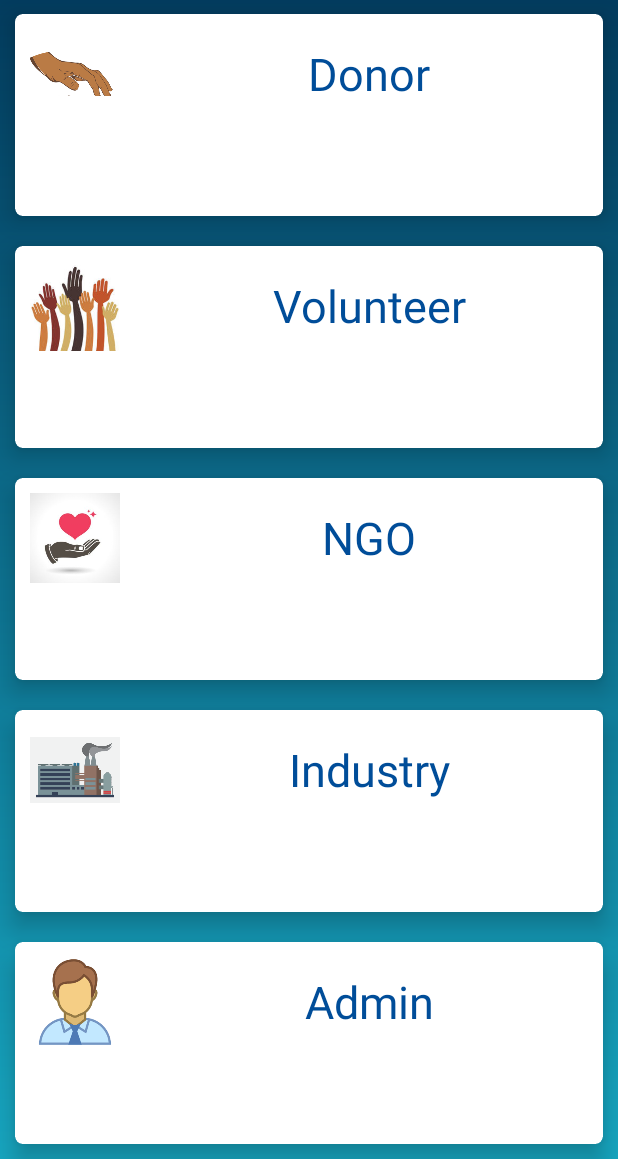
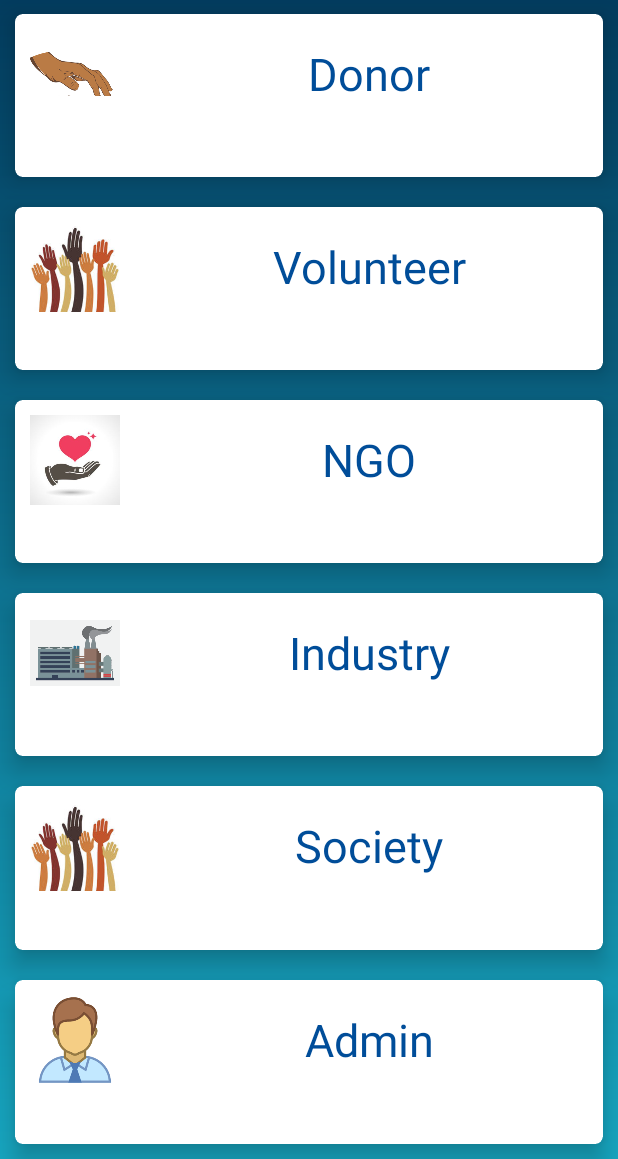
Before and after one commit to Jinay98/ECOllezione-Waste-Management, an Android app: the screen it shows after launch (Launcher), on a phone screen of 412 x 824 dp, the part 77-1236 px from its top. Run offline under Robolectric (Android 15) with nearby library versions, the phone set to English and light mode, and no system bars; our stand-ins replace Firebase (no records; nobody signed in at launch, a user with empty details on screens opened directly).

Commit message:
Society update

```diff
--- a/app/src/main/java/com/example/android/wastemanagement/Launcher.java
+++ b/app/src/main/java/com/example/android/wastemanagement/Launcher.java
@@ -13,7 +13,7 @@ public class Launcher extends AppCompatActivity {
 
     ProgressDialog loginProgress;
     private FirebaseAuth auth;
-    private CardView donor_card, volunteer_card, ngo_card, industry_card, admin_card;
+    private CardView donor_card, volunteer_card, ngo_card, industry_card, admin_card,society_card;
 
     @Override
     protected void onCreate(Bundle savedInstanceState) {
@@ -36,7 +36,7 @@ public class Launcher extends AppCompatActivity {
         ngo_card = findViewById(R.id.ngo_card);
         industry_card = findViewById(R.id.industry_card);
         admin_card = findViewById(R.id.admin_card);
-
+        society_card=findViewById(R.id.society_card);
         donor_card.setOnClickListener(new View.OnClickListener() {
             @Override
             public void onClick(View view) {
@@ -71,6 +71,14 @@ public class Launcher extends AppCompatActivity {
                 startActivity(intent);
             }
         });
+        society_card.setOnClickListener(new View.OnClickListener() {
+            @Override
+            public void onClick(View view) {
+                Intent intent = new Intent(Launcher.this,Register.class);
+                intent.putExtra("type","society");
+                startActivity(intent);
+            }
+        });
         admin_card.setOnClickListener(new View.OnClickListener() {
             @Override
             public void onClick(View view) {
@@ -80,5 +88,6 @@ public class Launcher extends AppCompatActivity {
             }
         });
 
+
     }
 }
--- a/app/src/main/res/layout/activity_launcher.xml
+++ b/app/src/main/res/layout/activity_launcher.xml
@@ -24,7 +24,7 @@
         android:layout_width="match_parent"
         android:layout_height="match_parent"
         android:orientation="vertical"
-        android:weightSum="5">
+        android:weightSum="6">
         <android.support.v7.widget.CardView
             android:id="@+id/donor_card"
             android:layout_width="match_parent"
@@ -151,6 +151,37 @@
         </android.support.v7.widget.CardView>
 
         <android.support.v7.widget.CardView
+            android:id="@+id/society_card"
+            android:layout_width="match_parent"
+            android:layout_height="wrap_content"
+            android:layout_margin="10dp"
+            app:cardCornerRadius="5dp"
+            app:cardElevation="10dp"
+            android:clickable="true"
+            android:layout_weight="1">
+
+            <LinearLayout
+                android:layout_width="match_parent"
+                android:layout_height="wrap_content"
+                android:orientation="horizontal">
+
+                <ImageView
+                    android:layout_width="80dp"
+                    android:layout_height="80dp"
+                    android:padding="10dp"
+                    app:srcCompat="@drawable/volunteer2" />
+                <TextView
+                    android:layout_width="match_parent"
+                    android:layout_height="wrap_content"
+                    android:text="Society"
+                    android:layout_gravity="center_horizontal|center_vertical"
+                    android:gravity="center_horizontal"
+                    android:textColor="@color/colorAccent"
+                    android:textSize="30sp" />
+            </LinearLayout>
+        </android.support.v7.widget.CardView>
+
+        <android.support.v7.widget.CardView
             android:id="@+id/admin_card"
             android:layout_width="match_parent"
             android:layout_height="wrap_content"
```
Also changed, not shown: app/src/main/java/com/example/android/wastemanagement/ApplyAsSociety.java (+23 -1 lines), app/src/main/java/com/example/android/wastemanagement/Home.java (+18 -2 lines), app/src/main/java/com/example/android/wastemanagement/Models/Society.java (+10 -2 lines), app/src/main/java/com/example/android/wastemanagement/Register.java (+6 -1 lines).
